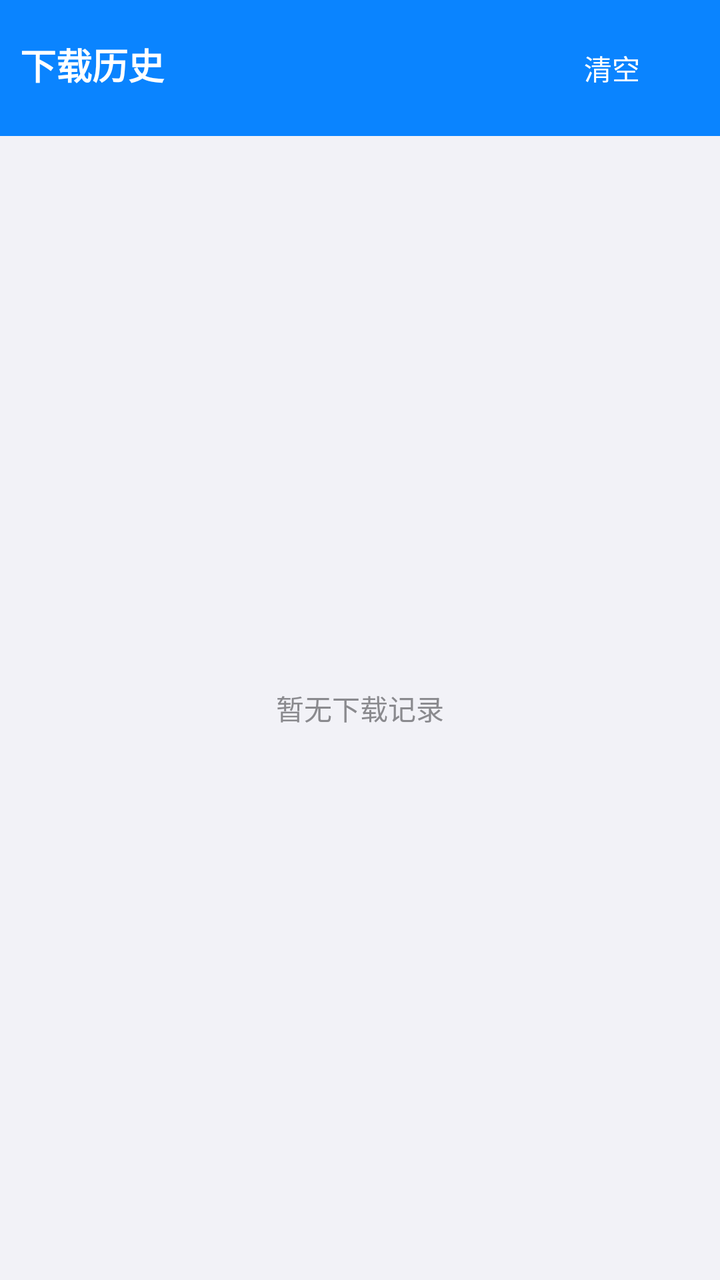
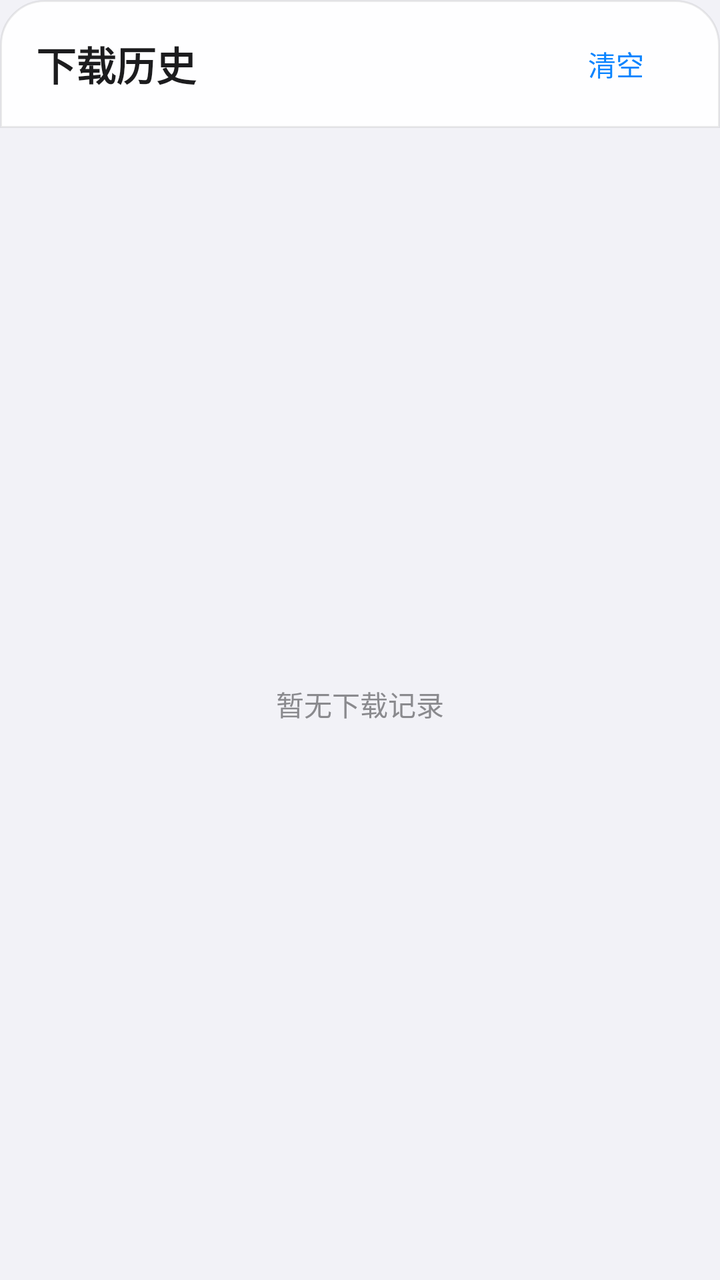

The first picture is an Android layout as it rendered before a commit; the second is the same layout after the commit. The layout source and the unified diff follow.
<!-- AndroidManifest.xml: application theme AppTheme -->
<!-- res/layout/activity_download.xml -->
<?xml version="1.0" encoding="utf-8"?>
<LinearLayout xmlns:android="http://schemas.android.com/apk/res/android"
    android:layout_width="match_parent"
    android:layout_height="match_parent"
    android:orientation="vertical">

    <LinearLayout
        android:layout_width="match_parent"
        android:layout_height="wrap_content"
        android:orientation="horizontal"
        android:background="@color/primary"
        android:padding="10dp">

        <TextView
            android:layout_width="0dp"
            android:layout_height="wrap_content"
            android:layout_weight="1"
            android:text="下载历史"
            android:textColor="@color/white"
            android:textSize="18sp"
            android:textStyle="bold" />

        <Button
            android:id="@+id/btn_clear_download"
            android:layout_width="wrap_content"
            android:layout_height="wrap_content"
            android:text="清空"
            android:textColor="@color/white"
            android:background="?android:attr/selectableItemBackground" />
    </LinearLayout>

    <FrameLayout
        android:layout_width="match_parent"
        android:layout_height="0dp"
        android:layout_weight="1">

        <ListView
            android:id="@+id/download_list"
            android:layout_width="match_parent"
            android:layout_height="match_parent"
            android:divider="@color/divider"
            android:dividerHeight="1dp" />

        <TextView
            android:id="@+id/download_empty"
            android:layout_width="wrap_content"
            android:layout_height="wrap_content"
            android:layout_gravity="center"
            android:text="暂无下载记录"
            android:textColor="@color/text_secondary" />
    </FrameLayout>
</LinearLayout>
<!-- resources referenced by this layout -->
<resources>
  <color name="divider">#1A000000</color>
  <color name="primary">#0A84FF</color>
  <color name="text_secondary">#8A8A8E</color>
  <color name="white">#FFFFFF</color>
  <style name="AppTheme" parent="android:Theme.Material.Light.NoActionBar">
          <item name="android:colorPrimary">@color/primary</item>
          <item name="android:colorPrimaryDark">@color/primary_dark</item>
          <item name="android:colorAccent">@color/primary</item>
          <item name="android:windowBackground">@color/bg</item>
          <item name="android:textColorPrimary">@color/text</item>
          <item name="android:statusBarColor">@color/bg</item>
          <item name="android:windowLightStatusBar">true</item>
      </style>
  <color name="primary_dark">#0060DF</color>
  <color name="bg">#F2F2F7</color>
  <color name="text">#1C1C1E</color>
</resources>

<!-- the commit's change to res/layout/activity_download.xml (unified diff, before → after) -->
@@ -2,22 +2,28 @@
 <LinearLayout xmlns:android="http://schemas.android.com/apk/res/android"
     android:layout_width="match_parent"
     android:layout_height="match_parent"
-    android:orientation="vertical">
+    android:orientation="vertical"
+    android:background="@color/bg">
 
     <LinearLayout
         android:layout_width="match_parent"
         android:layout_height="wrap_content"
         android:orientation="horizontal"
-        android:background="@color/primary"
-        android:padding="10dp">
+        android:gravity="center_vertical"
+        android:background="@drawable/bg_bottom_bar"
+        android:elevation="4dp"
+        android:paddingStart="18dp"
+        android:paddingEnd="8dp"
+        android:paddingTop="8dp"
+        android:paddingBottom="8dp">
 
         <TextView
             android:layout_width="0dp"
             android:layout_height="wrap_content"
             android:layout_weight="1"
             android:text="下载历史"
-            android:textColor="@color/white"
-            android:textSize="18sp"
+            android:textColor="@color/text"
+            android:textSize="20sp"
             android:textStyle="bold" />
 
         <Button
@@ -25,7 +31,8 @@
             android:layout_width="wrap_content"
             android:layout_height="wrap_content"
             android:text="清空"
-            android:textColor="@color/white"
+            android:textColor="@color/primary"
+            android:textAllCaps="false"
             android:background="?android:attr/selectableItemBackground" />
     </LinearLayout>
 
@@ -47,6 +54,7 @@
             android:layout_height="wrap_content"
             android:layout_gravity="center"
             android:text="暂无下载记录"
-            android:textColor="@color/text_secondary" />
+            android:textColor="@color/text_secondary"
+            android:textSize="14sp" />
     </FrameLayout>
 </LinearLayout>
<!-- resource entries referenced after the edit -->
@@ -3,7 +3,18 @@
   <color name="divider">#1A000000</color>
   <color name="primary">#0A84FF</color>
   <color name="text_secondary">#8A8A8E</color>
-  <color name="white">#FFFFFF</color>
+  <!-- drawable bg_bottom_bar (drawable) -->
+  <?xml version="1.0" encoding="utf-8"?>
+  <shape xmlns:android="http://schemas.android.com/apk/res/android"
+      android:shape="rectangle">
+      <solid android:color="#F2FFFFFF" />
+      <corners
+          android:topLeftRadius="22dp"
+          android:topRightRadius="22dp" />
+      <stroke
+          android:width="1dp"
+          android:color="#14000000" />
+  </shape>
   <style name="AppTheme" parent="android:Theme.Material.Light.NoActionBar">
           <item name="android:colorPrimary">@color/primary</item>
           <item name="android:colorPrimaryDark">@color/primary_dark</item>
